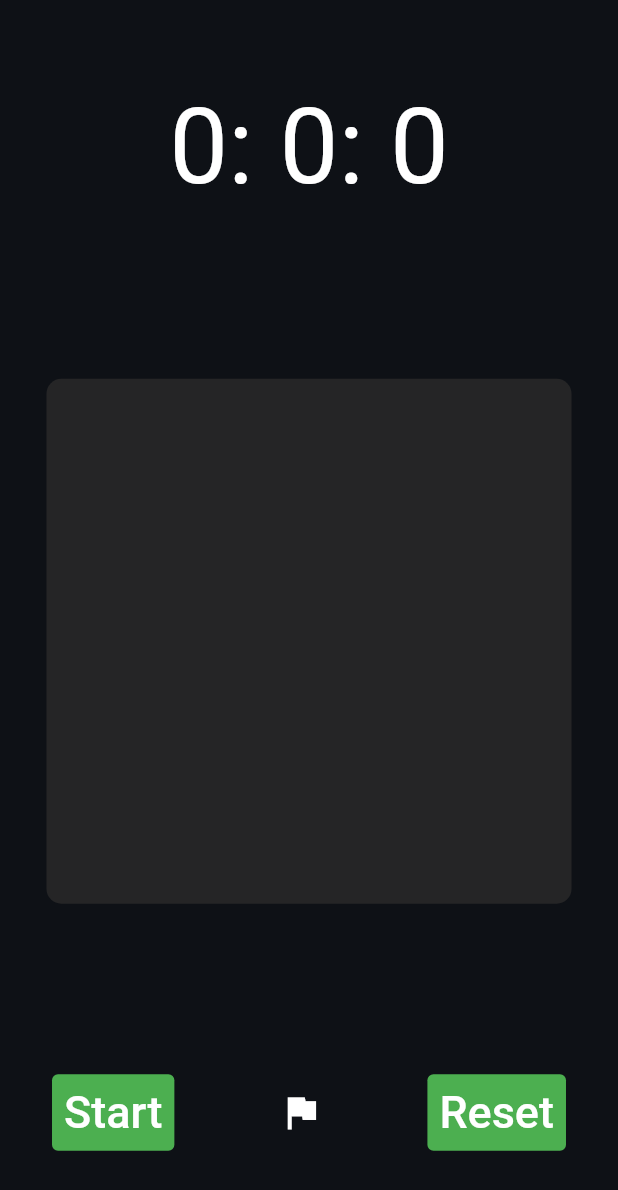
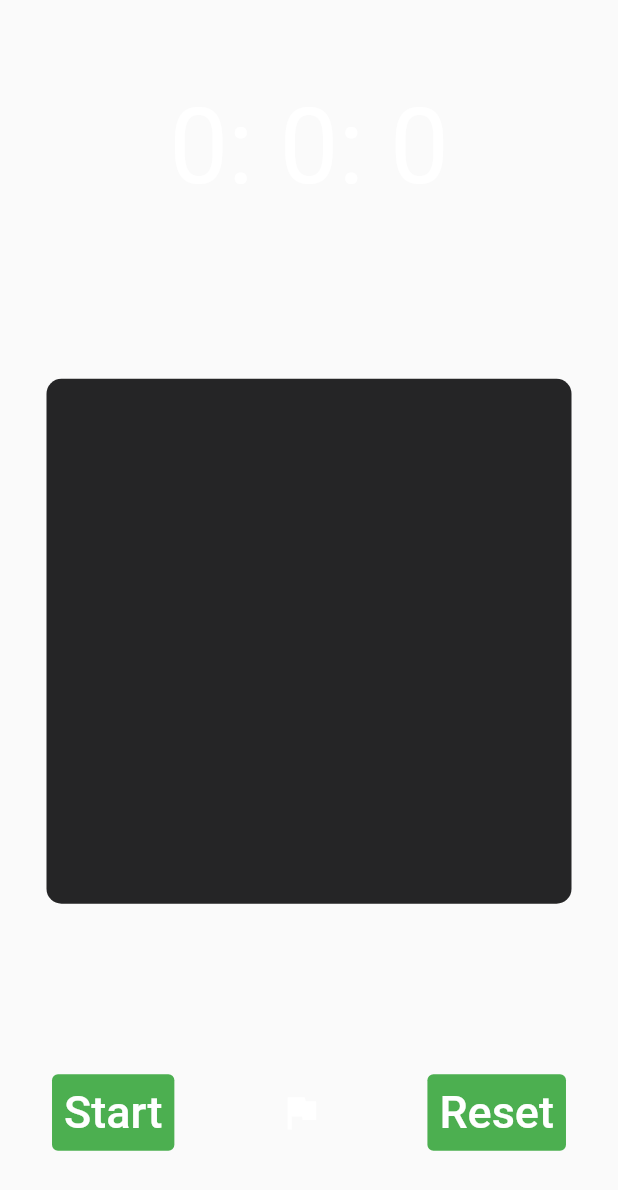
Before and after one commit to BrawlerXull/Stopwatch, a Flutter app: the screen it shows after launch, on a phone screen of 412 x 824 dp. Shown: the top 1190 px of the screen. Run offline on Flutter 3.47's test engine with Material 2 defaults, Android fonts, the phone set to English and light mode, and no system bars; our stand-ins replace circular_countdown_timer, get, numberpicker.

Commit message:
Changed the background color

```diff
--- a/lib/utils/Utils.dart
+++ b/lib/utils/Utils.dart
@@ -1,5 +1,5 @@
 import 'package:flutter/widgets.dart';
 
 class Utils {
-  static Color backgroundColor = const Color(0xFF0E1116);
+  static Color backgroundColor = const Color(0xFF0000);
 }
```
